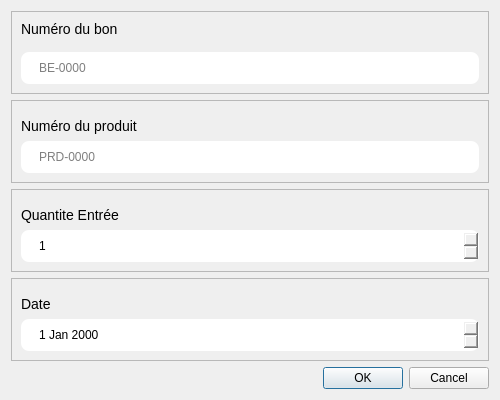
miranto-andria/stock-it, file interface/add_entry_dialog.ui: the form before one commit.
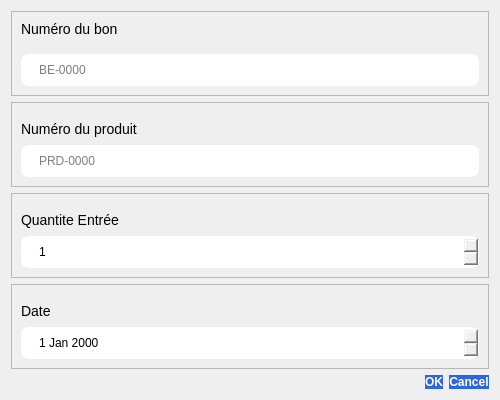
The form after the commit.

What changed in the file:
```diff
--- a/interface/add_entry_dialog.ui
+++ b/interface/add_entry_dialog.ui
@@ -144,6 +144,12 @@
    </item>
    <item>
     <widget class="QDialogButtonBox" name="buttonBox">
+     <property name="styleSheet">
+      <string notr="true">background-color : #2d66e4;
+font : bold;
+border : none;
+color:  white</string>
+     </property>
      <property name="orientation">
       <enum>Qt::Orientation::Horizontal</enum>
      </property>
```
